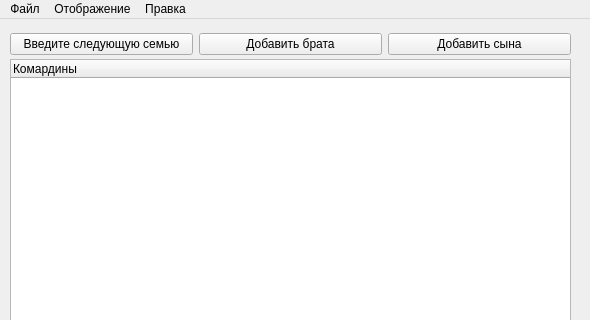
Old version of the form MainFrame.ui in the repository pivleonid/familyStatistics; both pictures show x 0 to 590 and y 0 to 320 of the 590 by 839 pixel window.
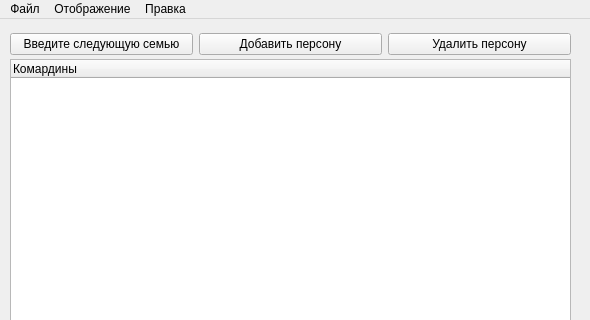
New version of the form.

Patch:
```diff
--- a/MainFrame.ui
+++ b/MainFrame.ui
@@ -29,7 +29,7 @@
      </property>
     </column>
    </widget>
-   <widget class="QWidget" name="">
+   <widget class="QWidget" name="layoutWidget">
     <property name="geometry">
      <rect>
       <x>10</x>
@@ -49,14 +49,14 @@
      <item>
       <widget class="QPushButton" name="pushButton_2">
        <property name="text">
-        <string>Добавить брата</string>
+        <string>Добавить персону</string>
        </property>
       </widget>
      </item>
      <item>
       <widget class="QPushButton" name="pushButton_3">
        <property name="text">
-        <string>Добавить сына</string>
+        <string>Удалить персону</string>
        </property>
       </widget>
      </item>
```
